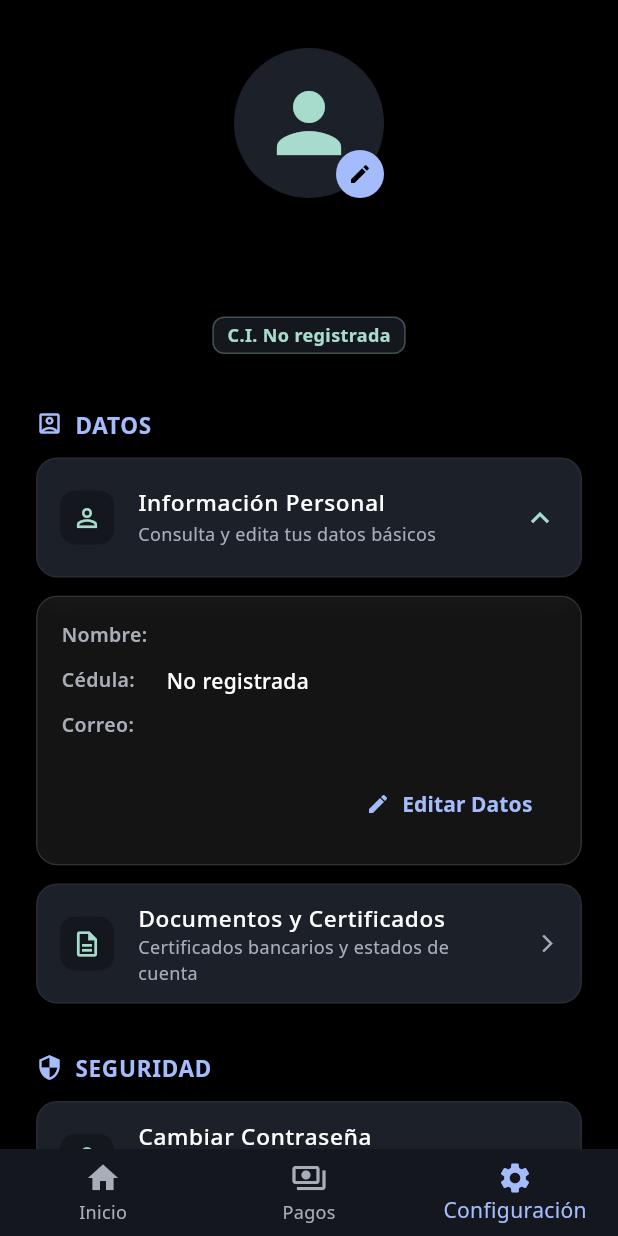
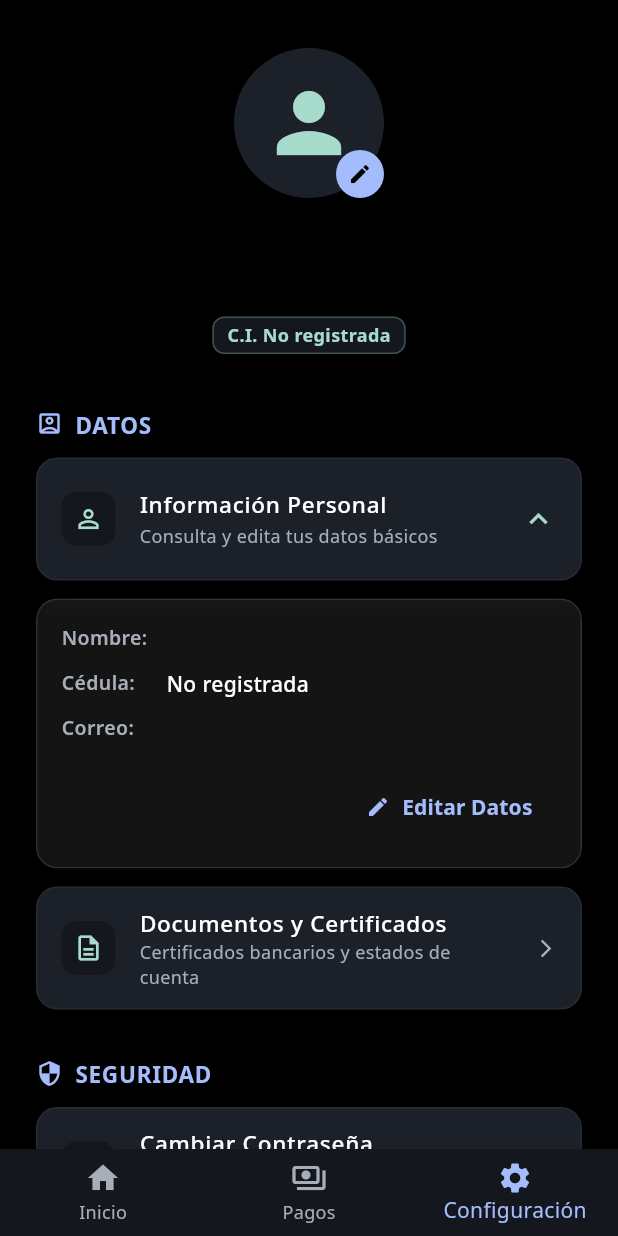
Before and after one commit to Planterna/PTB, a Flutter app: the HomeView screen opened directly with empty values, item 3 of the bottom bar chosen, on a phone screen of 412 x 824 dp. Run offline on Flutter 3.47's test engine with Material 3 defaults, Android fonts, the phone set to English and light mode, and no system bars; our stand-ins replace flutter_svg, google_fonts, shared_preferences, styled_widget; accounts and stored records are empty; network calls fail.

```diff
--- a/lib/ui/views/settings_view.dart
+++ b/lib/ui/views/settings_view.dart
@@ -200,7 +200,15 @@
     VoidCallback? onTap,
     Widget? trailing,
   }) {
-    return ListTile(
+    return Material(
+      color: AppColors.surfaceLight,
+      borderRadius: BorderRadius.circular(14),
+      child: Container(
+        decoration: BoxDecoration(
+          borderRadius: BorderRadius.circular(14),
+          border: Border.all(color: Colors.white.withValues(alpha: 0.05)),
+        ),
+        child: ListTile(
           contentPadding: const EdgeInsets.symmetric(horizontal: 16, vertical: 4),
           leading: Icon(icon, color: AppColors.accent, size: 20)
               .padding(all: 8)
@@ -224,13 +232,9 @@
                     )
                   : null),
           onTap: onTap,
-    )
-        .decorated(
-          color: AppColors.surfaceLight,
-          borderRadius: BorderRadius.circular(14),
-          border: Border.all(color: Colors.white.withValues(alpha: 0.05)),
-        )
-        .padding(bottom: 12);
+        ),
+      ),
+    ).padding(bottom: 12);
   }
 
   Widget _buildDetailRow(String label, String value) {
```
Also changed, not shown: 1 other file. Lines whose indentation alone changed are shown as unchanged.
